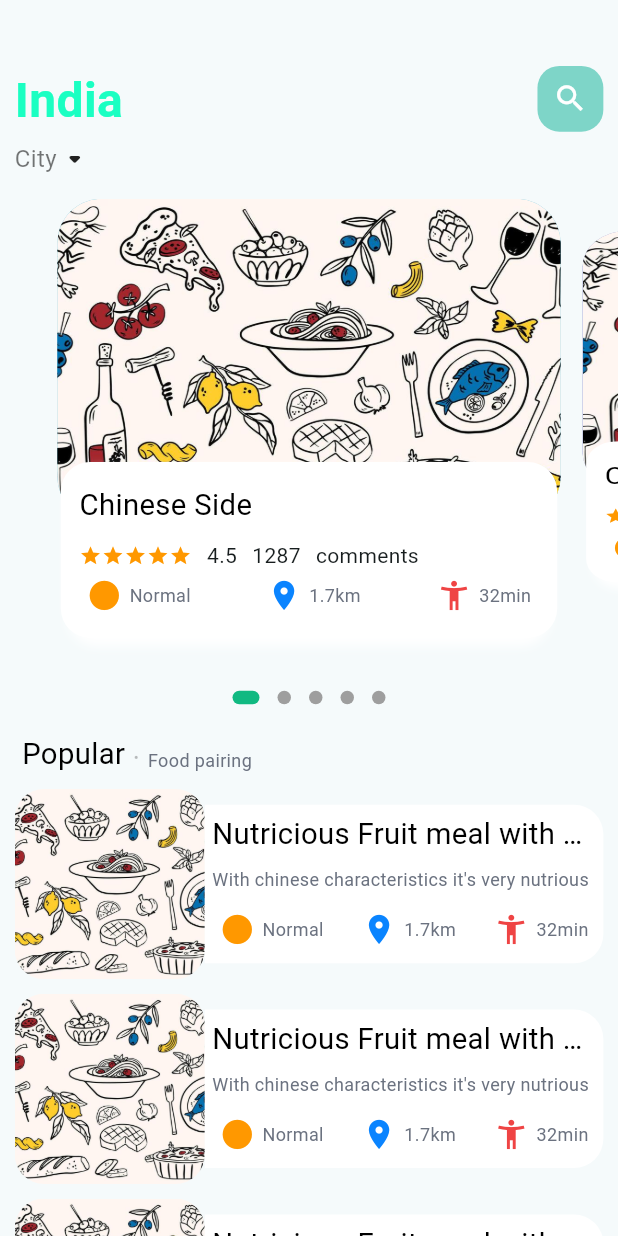
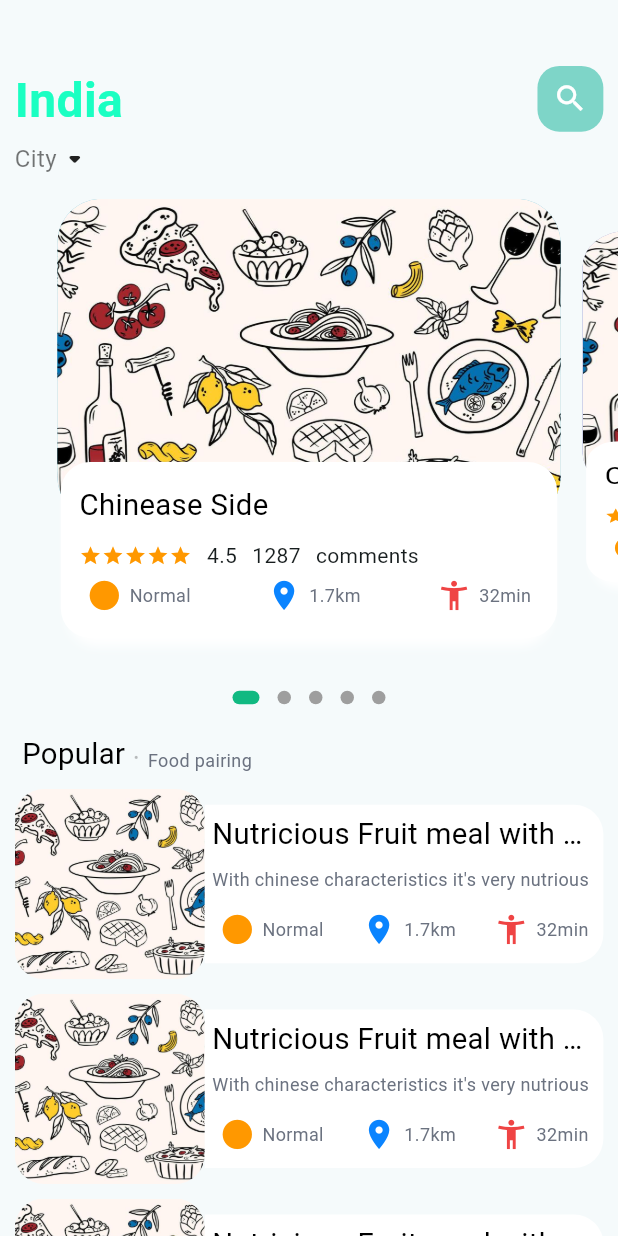
Before and after one commit to AkshitGameDev/commercialism, a Flutter app: the MainFoodPage screen opened directly, on a phone screen of 412 x 824 dp. Run offline on Flutter 3.47's test engine with Material 3 defaults, Android fonts, the phone set to English and light mode, and no system bars; drawn by our look-alikes of dots_indicator; our stand-ins replace get.

Commit message:
description done

```diff
--- a/commercialism/lib/Utils/dimensions.dart
+++ b/commercialism/lib/Utils/dimensions.dart
@@ -26,6 +26,9 @@ class Dimensions  {
     //font size
     static double font20 = screenHeight/42.2;
     static double font26 = screenHeight/32.46;
+    static double font16 = screenHeight/52.75;
+    static double font12 = screenHeight/70.33;
+    static double font30 = screenHeight/28.13;
 
     // radius
     static double radius20 = screenHeight/42.2;
--- a/commercialism/lib/Widgets/app_column.dart
+++ b/commercialism/lib/Widgets/app_column.dart
@@ -5,14 +5,21 @@ import 'package:commercialism/utils/dimensions.dart';
 import 'package:commercialism/AppColors.dart';
 
 class AppColumn extends StatelessWidget {
-  const AppColumn({Key? key}) : super(key: key);
+
+
+  final String text;
+  final double size;
+
+  const AppColumn({Key? key, required this.text, required this.size}) : super(key: key);
+
+
 
   @override
   Widget build(BuildContext context) {
     return Column(
                 crossAxisAlignment: CrossAxisAlignment.start,
                 children: [
-                  BigText(text: "Chinese Side"),
+                  BigText(text: text, size: size,),
                   SizedBox(height: Dimensions.height10),
                   Row(
                     children: [
--- a/commercialism/lib/pages/Food/popular_food_detail.dart
+++ b/commercialism/lib/pages/Food/popular_food_detail.dart
@@ -1,5 +1,6 @@
 import 'package:commercialism/Widgets/app_column.dart';
 import 'package:commercialism/Widgets/app_icon.dart';
+import 'package:commercialism/Widgets/big_text.dart';
 import 'package:flutter/material.dart';
 import 'package:commercialism/utils/dimensions.dart';
 
@@ -52,7 +53,16 @@ class PopularFoodDetail extends StatelessWidget {
                 topRight: Radius.circular(Dimensions.radius20)
               )
             ),
-            child: AppColumn(),
+            child: Column(
+              crossAxisAlignment: CrossAxisAlignment.start,
+              children: [
+                AppColumn(text:"Chinease Side", size: Dimensions.font20,),
+                SizedBox(height: Dimensions.height20),
+                BigText(text: "Introduce"),
+                SizedBox(height: Dimensions.height10),
+                Expanded(child: SingleChildScrollView(child: Text("Lorem ipsum dolor sit amet, consectetur adipiscing elit. Donec auctor, nisl eget ultricies lacinia, nunc nisl aliquam nisl, eget aliquam nunc nisl eget nunc. Donec auctor, nisl eget ultricies lacinia, nunc nisl aliquam nisl, eget aliquam nunc nisl eget nunc. Donec auctor, nisl eget ultricies lacinia, nunc nisl aliquam nisl, eget aliquam nunc nisl eget nunc.",style: TextStyle(fontSize: Dimensions.font16),))),
+              ],
+            ),
           ))
         ],
       ),
--- a/commercialism/lib/pages/Home/food_page_body.dart
+++ b/commercialism/lib/pages/Home/food_page_body.dart
@@ -1,5 +1,6 @@
 import 'package:commercialism/AppColors.dart';
 import 'package:commercialism/Widgets/Icon_and_text_widget.dart';
+import 'package:commercialism/Widgets/app_column.dart';
 import 'package:commercialism/Widgets/big_text.dart';
 import 'package:commercialism/Utils/dimensions.dart';
 import 'package:commercialism/Widgets/small_Text.dart';
@@ -225,40 +226,7 @@ Widget build(BuildContext context) {
             ),
             child: Padding(
               padding: EdgeInsets.only(top: Dimensions.height15, left: Dimensions.width15, right: Dimensions.width15),
-              child: Column(
-                crossAxisAlignment: CrossAxisAlignment.start,
-                children: [
-                  BigText(text: "Chinese Side"),
-                  SizedBox(height: Dimensions.height10),
-                  Row(
-                    children: [
-                      Wrap(
-                        children: List.generate(
-                          5,
-                          (index) => const Icon(
-                            Icons.star,
-                            color: Colors.orange,
-                            size: 15,
-                          ),
-                        ),
-                      ),
-                      const SizedBox(width: 10),
-                      const Text("4.5"),
-                      const SizedBox(width: 10),
-                      const Text("1287"),
-                      const SizedBox(width: 10),
-                      const Text("comments"),
-                    ],
-                  ),
-                  Row(
-                    mainAxisAlignment: MainAxisAlignment.spaceBetween,
-                    children: [
-                    IconAndTextWidget(icon: (Icons.circle), text: "Normal", iconColor: Colors.orange),
-                    IconAndTextWidget(icon: Icons.location_on, text: "1.7km", iconColor: AppColors.primary),
-                    IconAndTextWidget(icon: Icons.accessibility_new_outlined, text: "32min", iconColor: AppColors.danger)
-                  ],)
-                ],
-              ),
+              child: AppColumn(text:"Chinease Side", size: Dimensions.font20,),
             ),
 
           ),
```
